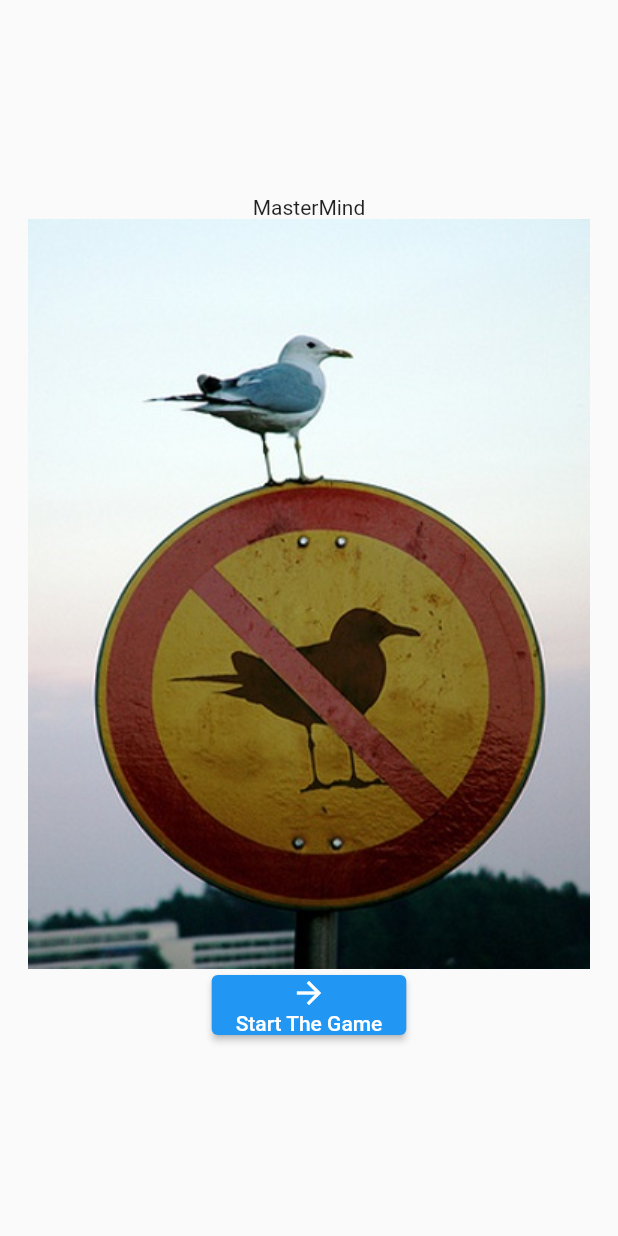
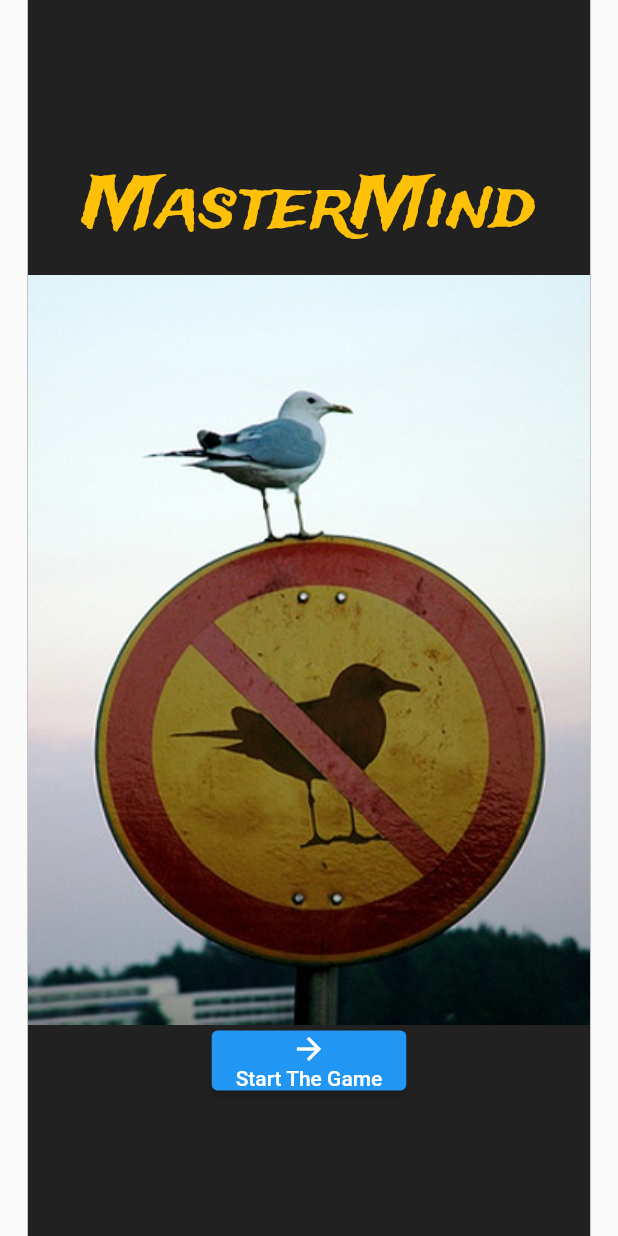
Before and after one commit to galileo-academy-wmiw/mastermind_leaf, a Flutter app: the screen it shows after launch, on a phone screen of 412 x 824 dp. Run offline on Flutter 3.47's test engine with Material 2 defaults, Android fonts, the phone set to English and light mode, and no system bars; our stand-ins replace audioplayers.

Commit message:
added some fonts and styled the title

```diff
--- a/lib/screens/start-screen.dart
+++ b/lib/screens/start-screen.dart
@@ -2,6 +2,7 @@
 import 'package:audioplayers/audioplayers.dart';
 import 'package:flutter/material.dart';
 import 'package:mastermind_leaf/main.dart';
+import 'package:mastermind_leaf/styles/styles.dart';
 
 
 class StartScreen extends StatelessWidget {
@@ -11,11 +12,16 @@ class StartScreen extends StatelessWidget {
   Widget build(BuildContext context) {
     return Scaffold(
       body: Center(
+        child: Container(
+          color: Colors.black87,
           child: Column(
             mainAxisAlignment: MainAxisAlignment.center,
             crossAxisAlignment: CrossAxisAlignment.center,
             children: [
-            Text('MasterMind'),
+              Container(
+                margin: EdgeInsets.all(10.0),
+                 child: Text('MasterMind', style: titleStyle,)
+              ),
               Image.asset('assets/images/seagull.jpg'),
               Container(
                 child: ElevatedButton(
@@ -35,6 +41,7 @@ class StartScreen extends StatelessWidget {
             ],
           ),
         ),
+      ),
     );
   }
 }
--- /dev/null
+++ b/lib/styles/styles.dart
@@ -0,0 +1,7 @@
+import 'package:flutter/material.dart';
+
+const TextStyle titleStyle = TextStyle(
+  color: Colors.amber,
+  fontFamily: 'Trade Winds',
+  fontSize: 48
+);
```
Also changed, not shown: pubspec.yaml (+7 -0 lines), assets/fonts/PirataOne-Regular.ttf (added), assets/fonts/TradeWinds-Regular.ttf (added). Lines whose indentation alone changed are shown as unchanged.
